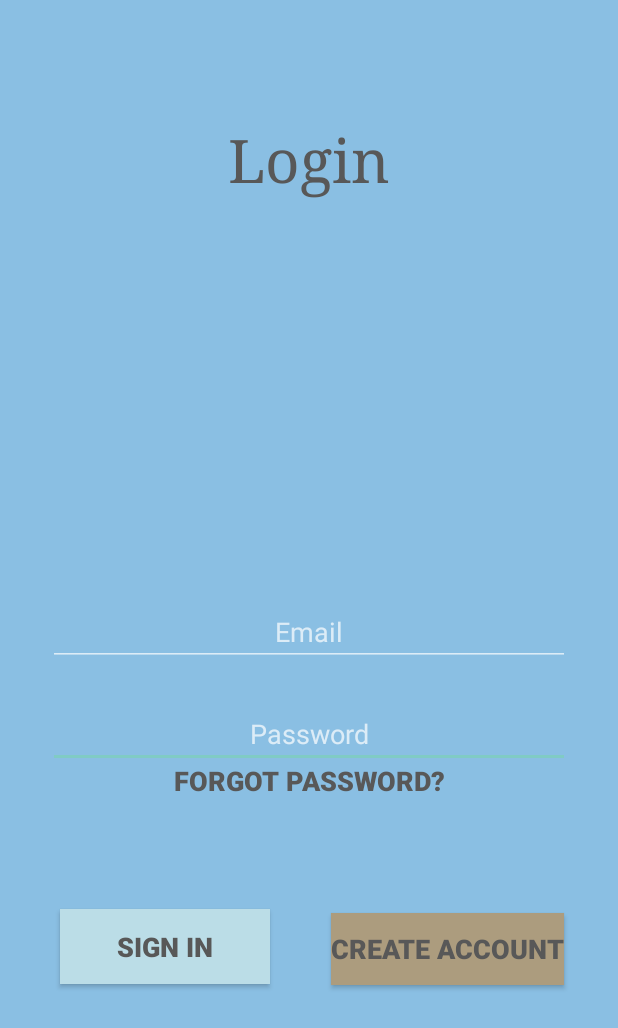
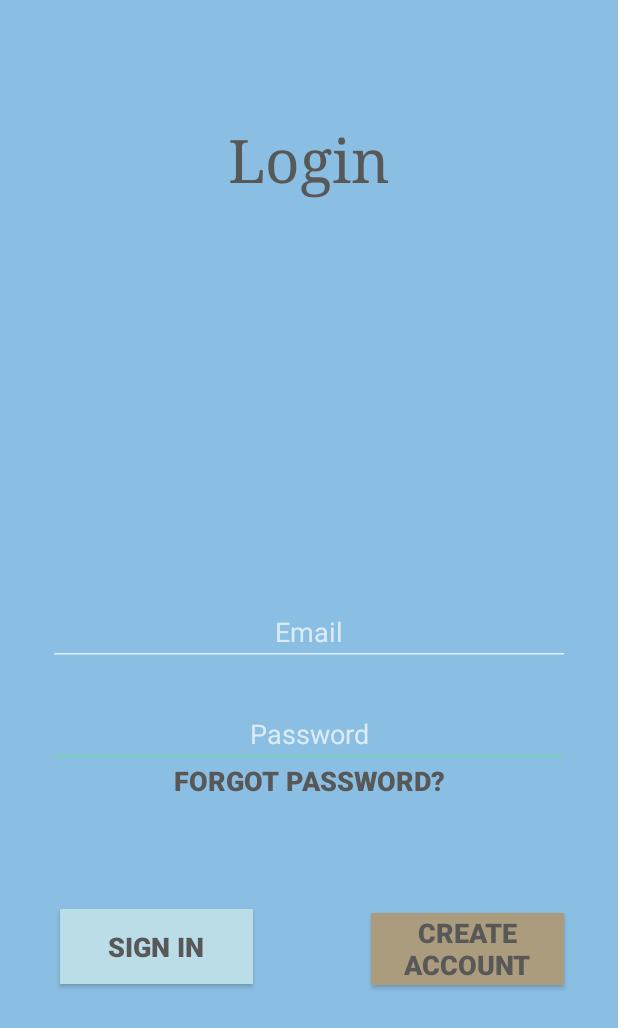
Before and after one commit to 4R0NIN7/eTrasa, an Android app: the screen it shows after launch (LoginActivity), on a phone screen of 412 x 824 dp. Shown: the top 1028 px of the screen. Run offline under Robolectric (Android 15) with nearby library versions, the light colour scheme and no system bars; our stand-ins replace Firebase (no records; nobody signed in at launch, a user with empty details on screens opened directly).

Commit message:
Update layoutów

```diff
--- a/app/src/main/java/com/r0nin/etrasa/ChangeName.java
+++ b/app/src/main/java/com/r0nin/etrasa/ChangeName.java
@@ -41,6 +41,7 @@ public class ChangeName extends AppCompatActivity {
             Toast.makeText(ChangeName.this, getApplicationContext().getString(R.string.new_email_success), Toast.LENGTH_LONG).show();
             Intent i = new Intent(ChangeName.this,ManageProfile.class);
             startActivity(i);
+            finish();
         }
     }
 }
--- a/app/src/main/java/com/r0nin/etrasa/ManageProfile.java
+++ b/app/src/main/java/com/r0nin/etrasa/ManageProfile.java
@@ -55,6 +55,7 @@ public class ManageProfile extends AppCompatActivity {
             public void onClick(View v) {
                 Intent intent = new Intent(ManageProfile.this,ChangeName.class);
                 startActivity(intent);
+                finish();
             }
         });
     }
--- a/app/src/main/res/layout/activity_login.xml
+++ b/app/src/main/res/layout/activity_login.xml
@@ -29,8 +29,9 @@
     <Button
         android:id="@+id/buttonCreateAcc"
         style="@style/Widget.AppCompat.Button"
-        android:layout_width="wrap_content"
+        android:layout_width="0dp"
         android:layout_height="wrap_content"
+        android:layout_marginStart="39dp"
         android:layout_marginEnd="36dp"
         android:background="@color/buttonCreateAcc"
         android:text="@string/create_acc"
@@ -39,14 +40,16 @@
         android:textStyle="bold"
         app:layout_constraintBottom_toBottomOf="parent"
         app:layout_constraintEnd_toEndOf="parent"
+        app:layout_constraintStart_toEndOf="@+id/buttonSignIn"
         app:layout_constraintTop_toTopOf="parent"
         app:layout_constraintVertical_bias="0.784" />
 
     <Button
         android:id="@+id/buttonSignIn"
-        android:layout_width="140dp"
+        android:layout_width="0dp"
         android:layout_height="50dp"
         android:layout_marginStart="40dp"
+        android:layout_marginEnd="39dp"
         android:background="@color/buttonLogIn"
         android:text="@string/sign_in"
         android:textAlignment="center"
@@ -54,6 +57,7 @@
         android:textSize="18sp"
         android:textStyle="bold"
         app:layout_constraintBottom_toBottomOf="parent"
+        app:layout_constraintEnd_toStartOf="@+id/buttonCreateAcc"
         app:layout_constraintStart_toStartOf="parent"
         app:layout_constraintTop_toTopOf="parent"
         app:layout_constraintVertical_bias="0.783" />
--- a/app/src/main/res/layout/activity_manage_profile.xml
+++ b/app/src/main/res/layout/activity_manage_profile.xml
@@ -30,7 +30,7 @@
         android:layout_marginStart="16dp"
         android:layout_marginEnd="16dp"
         android:layout_marginBottom="400dp"
-        android:background="@color/bg_login"
+        android:background="@color/colorPrimary"
         android:ems="10"
         android:fontFamily="serif"
         android:hint="@string/your_name"
@@ -49,7 +49,7 @@
         android:layout_marginStart="16dp"
         android:layout_marginEnd="12dp"
         android:layout_marginBottom="330dp"
-        android:background="@color/bg_login"
+        android:background="@color/colorPrimary"
         android:ems="10"
         android:fontFamily="serif"
         android:hint="@string/your_name"
```
Also changed, not shown: app/src/main/java/com/r0nin/etrasa/MainActivity.java (+1 -6 lines), app/src/main/java/com/r0nin/etrasa/User.java (deleted, +0 -14 lines).
